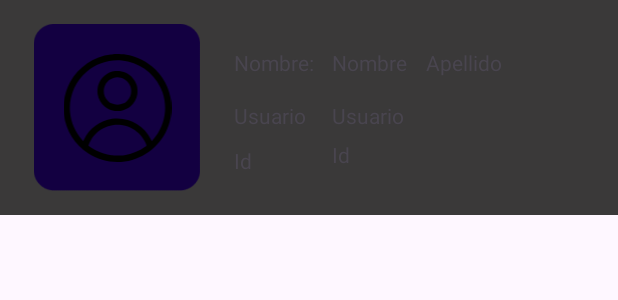
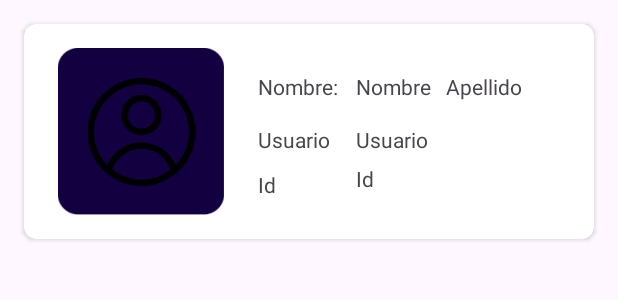
Before and after one commit to haarveyd/Inventario, an Android app: the layout list_user_item.xml on its own in the app's theme, with its tools: preview values and no code run, on a phone screen of 412 x 824 dp. Shown: the top 300 px of the screen. Run offline under Robolectric (Android 15) with nearby library versions, the phone set to English and light mode, and no system bars.

Commit message:
Actualizacion list_user_item.xml

```diff
--- a/app/src/main/res/layout/list_user_item.xml
+++ b/app/src/main/res/layout/list_user_item.xml
@@ -1,10 +1,14 @@
 <?xml version="1.0" encoding="utf-8"?>
-<androidx.constraintlayout.widget.ConstraintLayout xmlns:android="http://schemas.android.com/apk/res/android"
+<androidx.cardview.widget.CardView xmlns:android="http://schemas.android.com/apk/res/android"
     xmlns:app="http://schemas.android.com/apk/res-auto"
     xmlns:tools="http://schemas.android.com/tools"
     android:layout_width="match_parent"
     android:layout_height="wrap_content"
-    android:background="#6F559E">
+    android:layout_margin="16dp"
+    android:elevation="8dp"
+    app:cardCornerRadius="8dp"
+
+    android:background="@color/white">
 
     <ScrollView
         android:layout_width="match_parent"
@@ -15,7 +19,6 @@
         <androidx.constraintlayout.widget.ConstraintLayout
             android:layout_width="match_parent"
             android:layout_height="wrap_content"
-            android:background="#3A3939"
             android:padding="16dp">
 
 
@@ -117,4 +120,4 @@
 
     </ScrollView>
 
-</androidx.constraintlayout.widget.ConstraintLayout>
+</androidx.cardview.widget.CardView>
```
